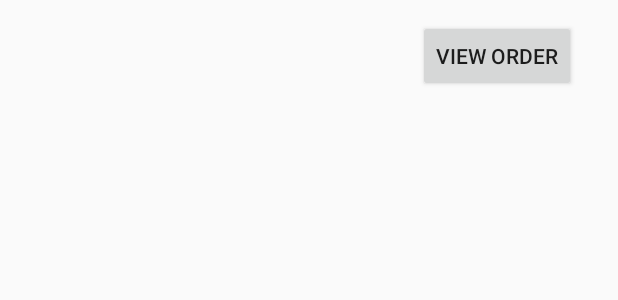
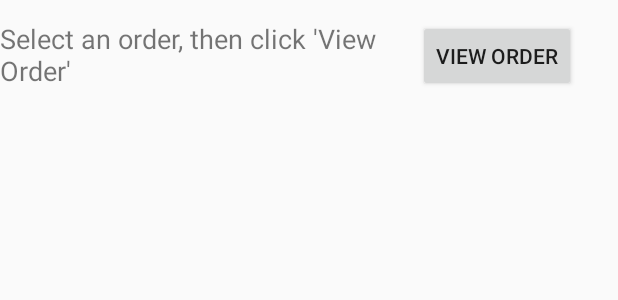
Before and after one commit to muzhdahussain/FoodMEmirror, an Android app: the layout activity_cust_hist.xml on its own in the app's theme, with its tools: preview values and no code run, on a phone screen of 412 x 824 dp. Shown: the top 300 px of the screen. Run offline under Robolectric (Android 15) with nearby library versions, the phone set to English and light mode, and no system bars; network calls fail.

Commit message:
finishing touches

```diff
--- a/app/src/main/java/app/foodme/CustomerHistory.java
+++ b/app/src/main/java/app/foodme/CustomerHistory.java
@@ -5,6 +5,7 @@ import android.support.v7.app.AppCompatActivity;
 import android.os.Bundle;
 import android.support.v7.widget.LinearLayoutManager;
 import android.support.v7.widget.RecyclerView;
+import android.view.Gravity;
 import android.view.View;
 import android.widget.ProgressBar;
 import com.android.volley.RequestQueue;
@@ -139,6 +140,9 @@ public class CustomerHistory extends AppCompatActivity {
                 new Response.ErrorListener() {
                     @Override
                     public void onErrorResponse(VolleyError error) {
+                        Toast toast = Toast.makeText(CustomerHistory.this, "No Results Found!", Toast.LENGTH_LONG);
+                        toast.setGravity(Gravity.CENTER, 0, 0);
+                        toast.show();
 
                     }
                 });
--- a/app/src/main/res/layout/activity_cust_hist.xml
+++ b/app/src/main/res/layout/activity_cust_hist.xml
@@ -37,5 +37,16 @@
         android:onClick="showOrder"
         android:text="View Order" />
 
+    <TextView
+        android:id="@+id/textView5"
+        android:layout_width="wrap_content"
+        android:layout_height="wrap_content"
+        android:layout_alignBottom="@+id/bttn"
+        android:layout_alignParentStart="true"
+        android:layout_alignTop="@+id/bttn"
+        android:layout_toStartOf="@+id/bttn"
+        android:text="Select an order, then click 'View Order'"
+        android:textSize="18sp" />
+
 
 </RelativeLayout>
--- a/app/src/main/res/layout/activity_order_popup.xml
+++ b/app/src/main/res/layout/activity_order_popup.xml
@@ -38,7 +38,8 @@
     <ListView
         android:id="@+id/orderList"
         android:layout_width="match_parent"
-        android:layout_height="300dp" />
+        android:layout_height="300dp"
+        />
 
     <Button
         android:id="@+id/btn_rateOrder"
```
